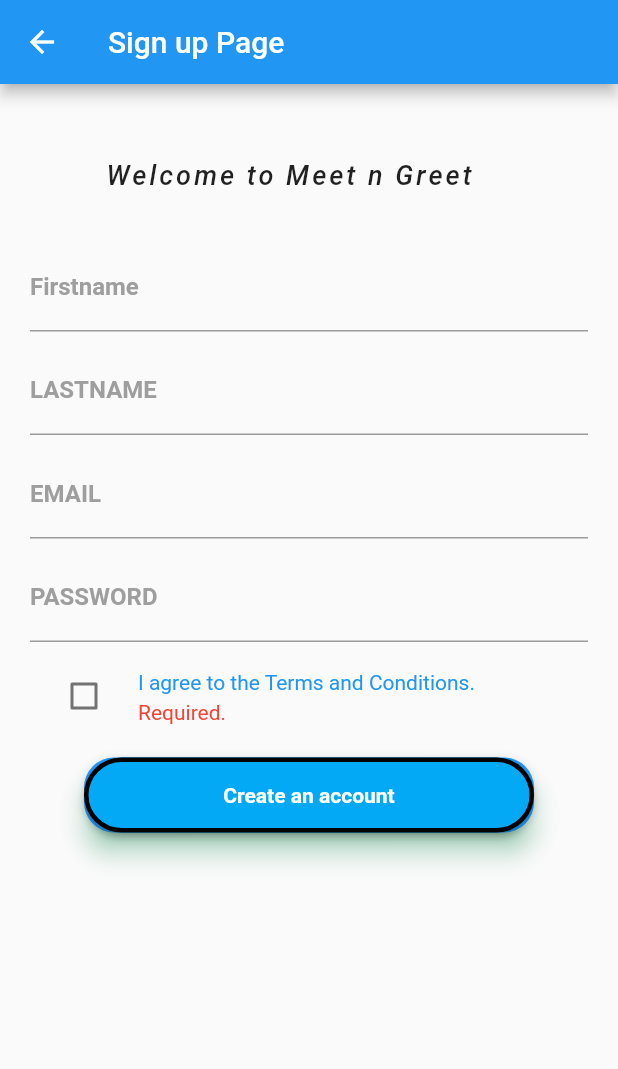
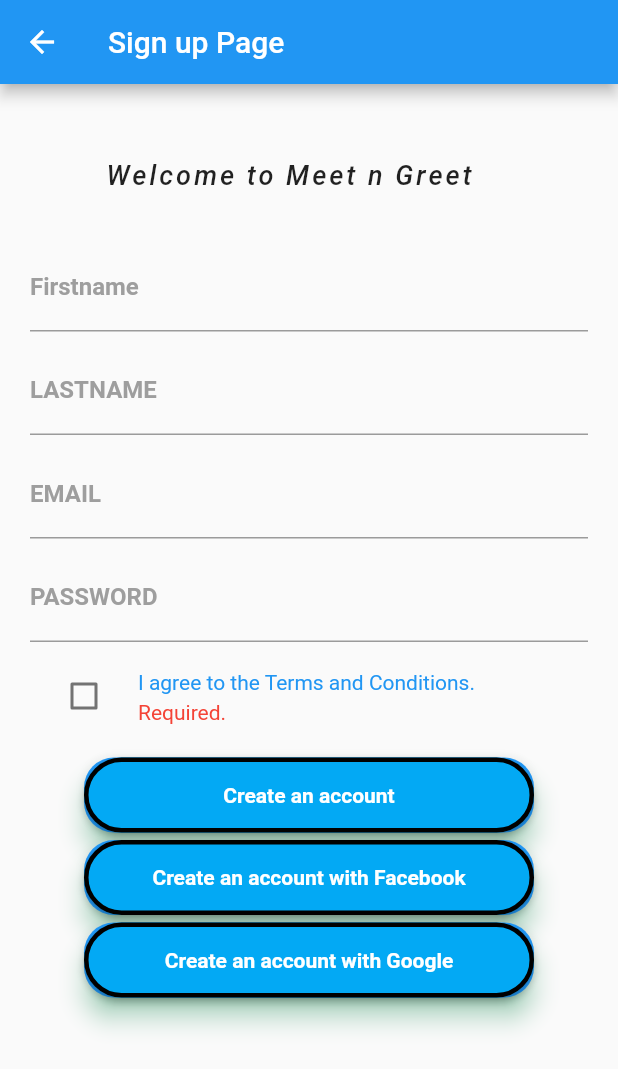
Before and after one commit to lello163/pvt_projectApp, a Flutter app: the SignupPage screen opened directly, on a phone screen of 412 x 824 dp. Shown: the top 1069 px of the screen. Run offline on Flutter 3.47's test engine with Material 2 defaults, Android fonts, the phone set to English and light mode, and no system bars; our stand-ins replace flutter_datetime_picker; missing offline and left inert: flutter_facebook_login; Roboto replaces fonts that are missing (Montserrat).

Commit message:
mindre ändringar
 i textrutor, samt knapp för FB och Google på sign up page

```diff
--- a/lib/login.dart
+++ b/lib/login.dart
@@ -109,7 +109,7 @@ _loginWithFB() async{
                   )
                 : Center(
                     child: OutlineButton(
-                      child: Text('Login with Facebook',
+                      child: Text('Continue with Facebook',
                                               style: TextStyle(
                           color: Colors.white,
                           fontWeight: FontWeight.bold,
@@ -120,13 +120,6 @@ _loginWithFB() async{
                      },
 
                   )),
-  //                          child: Text(
-  //                            'Continue with Facebook',
-  //                            style: TextStyle(
-  //                                color: Colors.white,
-  //                                fontWeight: FontWeight.bold,
-  //                                fontFamily: 'Montserrat', fontSize: 20),
-  //                          ),
                           ),
                         ),
                       )
--- a/lib/main.dart
+++ b/lib/main.dart
@@ -76,7 +76,7 @@ class _MyHomePageState extends State<MyHomePage> {
     },
 
     color: Colors.lightBlue,
-    child: Text("sign in".toUpperCase(),  style: TextStyle(
+    child: Text("sign up".toUpperCase(),  style: TextStyle(
                       fontSize: 18.0, fontWeight: FontWeight.w500, fontStyle: FontStyle.italic, letterSpacing: 2)),
 
   ),
--- a/lib/signup.dart
+++ b/lib/signup.dart
@@ -1,5 +1,6 @@
 import 'package:flutter/material.dart';
 import 'profilepref.dart';
+import 'login.dart' ;
 import 'package:flutter/gestures.dart';
 import 'TermsandCond.dart';
 
@@ -10,9 +11,11 @@ class SignupPage extends StatefulWidget {
 
 class _SignupPageState extends State<SignupPage> {
   bool checkboxValue = false;
+
   @override
   Widget build(BuildContext context) {
     var text = Text('I agree to the ');
+
     return new Scaffold(
        appBar: AppBar(
                   title: const Text('Sign up Page'),
@@ -152,8 +155,70 @@ class _SignupPageState extends State<SignupPage> {
                           color: Colors.lightBlue,
                         ),
                       )),
-
-
+         SizedBox(height: 5.0),
+                  Container(
+                      height: 50.0,
+                      width: 300,
+                      child: Material(
+                        borderRadius: BorderRadius.circular(20.0),
+                        shadowColor: Colors.greenAccent,
+                        color: Colors.blue,
+                        elevation: 7.0,
+                        child: RaisedButton(
+                          onPressed: () {
+                            Navigator.push(
+                            context,
+                            MaterialPageRoute(builder: (context) => ProfilePrefPage())
+                            );
+                          },
+                          shape: new RoundedRectangleBorder(
+                         borderRadius: new BorderRadius.circular(30.0),
+                         side: BorderSide(color: Colors.black, width: 3.0)
+                           ),
+                          child: Center(
+                            child: Text(
+                              'Create an account with Facebook',
+                              style: TextStyle(
+                                  color: Colors.white,
+                                  fontWeight: FontWeight.bold,
+                                  fontFamily: 'Montserrat'),
+                            ),
+                          ),
+                          color: Colors.lightBlue,
+                        ),
+                      )),
+                SizedBox(height: 5.0),
+                  Container(
+                      height: 50.0,
+                      width: 300,
+                      child: Material(
+                        borderRadius: BorderRadius.circular(20.0),
+                        shadowColor: Colors.greenAccent,
+                        color: Colors.blue,
+                        elevation: 7.0,
+                        child: RaisedButton(
+                          onPressed: () {
+                            Navigator.push(
+                            context,
+                            MaterialPageRoute(builder: (context) => ProfilePrefPage())
+                            );
+                          },
+                          shape: new RoundedRectangleBorder(
+                         borderRadius: new BorderRadius.circular(30.0),
+                         side: BorderSide(color: Colors.black, width: 3.0)
+                           ),
+                          child: Center(
+                            child: Text(
+                              'Create an account with Google',
+                              style: TextStyle(
+                                  color: Colors.white,
+                                  fontWeight: FontWeight.bold,
+                                  fontFamily: 'Montserrat'),
+                            ),
+                          ),
+                          color: Colors.lightBlue,
+                        ),
+                      )),
                 ],
 
               )),
```
